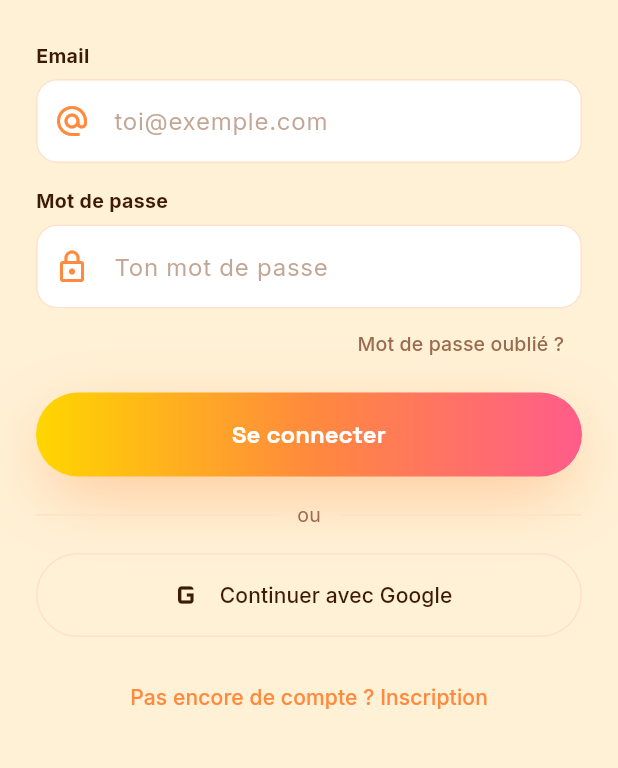
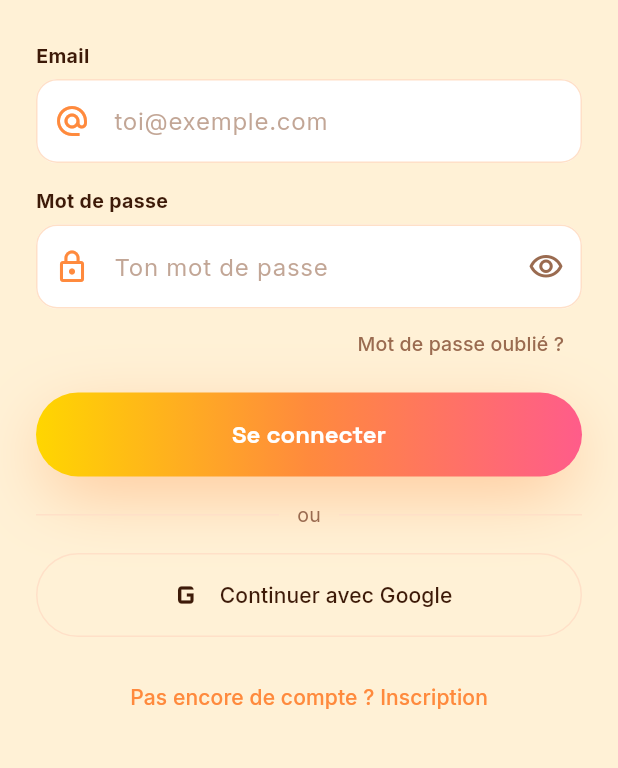
Before and after one commit to t-sdz/Vershoq, a Flutter app: the screen it shows after launch, on a phone screen of 412 x 824 dp, the part 338-1106 px from its top. Run offline on Flutter 3.47's test engine with Material 3 defaults, Android fonts, the phone set to English and light mode, and no system bars; our stand-ins replace camera, cloud_firestore, firebase_auth, firebase_core, flutter_image_compress, flutter_local_notifications and 7 more; missing offline and left inert: gal; accounts and stored records are empty; generated files the repository leaves out were written again.

Commit message:
Champ mot de passe : bouton œil pour afficher/masquer
https://claude.ai/code/session_01CJYTBAGPiu2ycUUP3fmnEs

```diff
--- a/lib/widgets/form_widgets.dart
+++ b/lib/widgets/form_widgets.dart
@@ -2,7 +2,7 @@ import 'package:flutter/material.dart';
 
 import '../theme/v_theme.dart';
 
-class AppTextField extends StatelessWidget {
+class AppTextField extends StatefulWidget {
   final TextEditingController controller;
   final String label;
   final String hint;
@@ -23,25 +23,42 @@ class AppTextField extends StatelessWidget {
   });
 
   @override
+  State<AppTextField> createState() => _AppTextFieldState();
+}
+
+class _AppTextFieldState extends State<AppTextField> {
+  late bool _obscured = widget.obscureText;
+
+  @override
   Widget build(BuildContext context) {
     return Column(
       crossAxisAlignment: CrossAxisAlignment.start,
       children: [
-        Text(label,
+        Text(widget.label,
             style: TextStyle(
                 color: VTheme.warmDark,
                 fontSize: 13,
                 fontWeight: FontWeight.w700)),
         const SizedBox(height: 6),
         TextField(
-          controller: controller,
-          keyboardType: keyboardType,
-          textCapitalization: capitalization,
-          obscureText: obscureText,
+          controller: widget.controller,
+          keyboardType: widget.keyboardType,
+          textCapitalization: widget.capitalization,
+          obscureText: _obscured,
           style: TextStyle(color: VTheme.warmDark),
           decoration: InputDecoration(
-            hintText: hint,
-            prefixIcon: Icon(icon, color: VTheme.orange),
+            hintText: widget.hint,
+            prefixIcon: Icon(widget.icon, color: VTheme.orange),
+            suffixIcon: widget.obscureText
+                ? IconButton(
+                    icon: Icon(
+                        _obscured
+                            ? Icons.visibility_outlined
+                            : Icons.visibility_off_outlined,
+                        color: VTheme.warmMuted),
+                    onPressed: () => setState(() => _obscured = !_obscured),
+                  )
+                : null,
           ),
         ),
       ],
```
